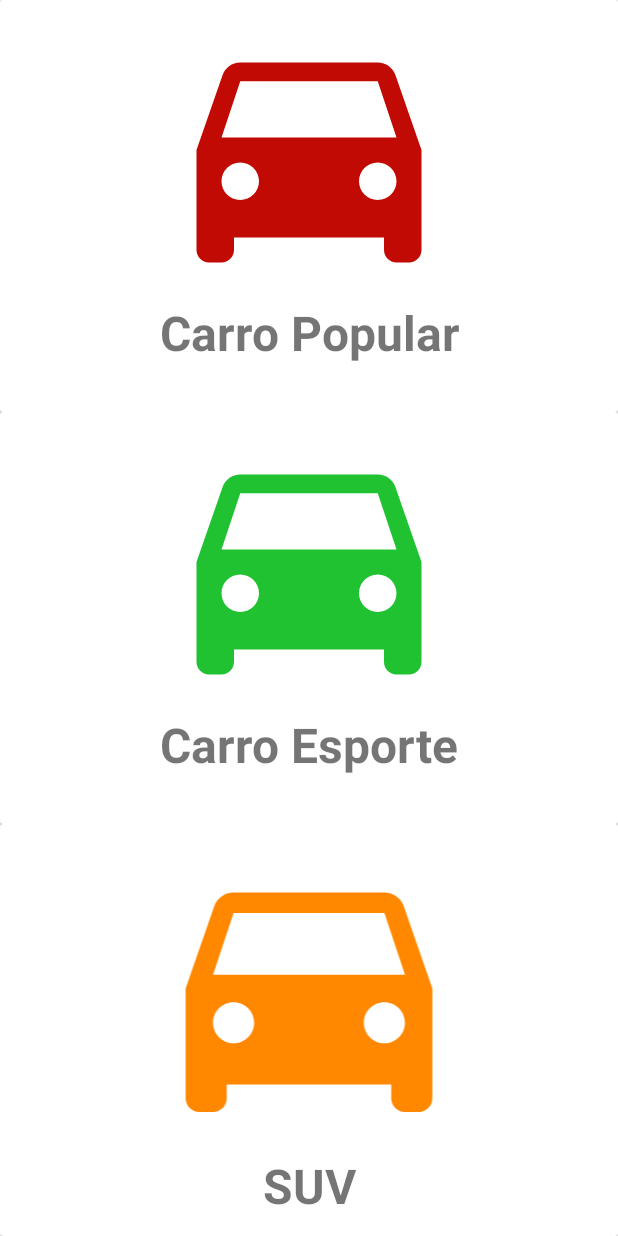
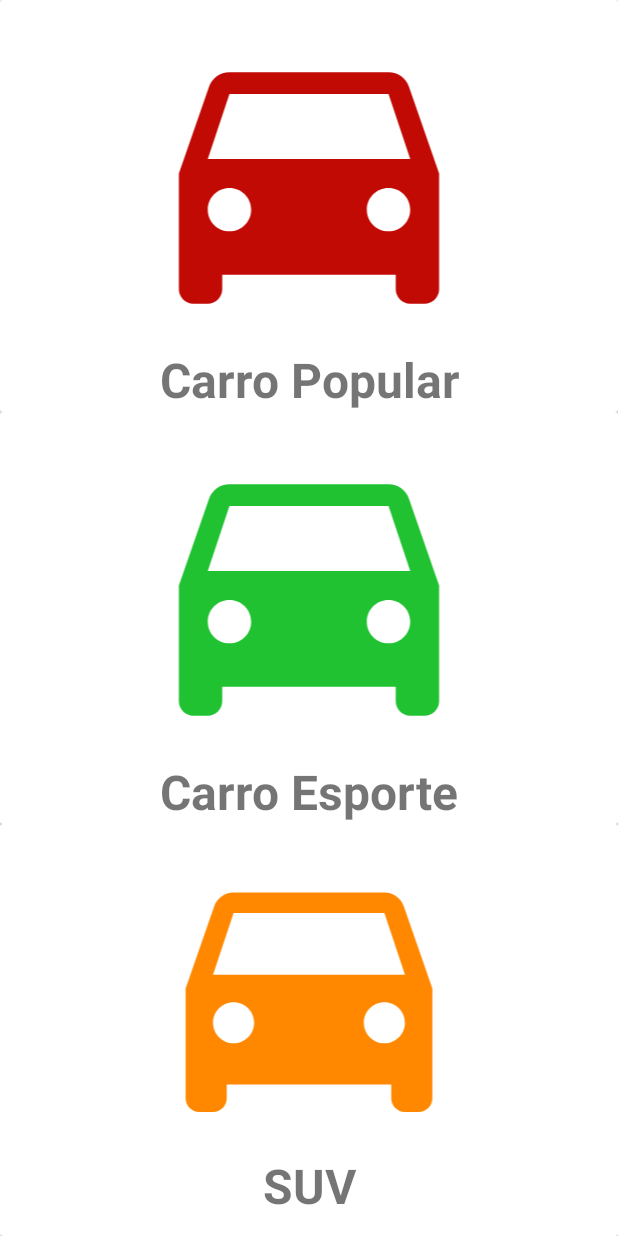
Before and after one commit to joavilati/Design_Patterns, an Android app: the AluguelCarrosActivity screen opened directly, with no data from a screen before it, on a phone screen of 412 x 824 dp. Run offline under Robolectric (Android 15) with nearby library versions, the phone set to English and light mode, and no system bars.

Commit message:
refac(all): fix layout of activity_aluguel_carros.xml, fix order and logic of Locadora.java.

```diff
--- a/app/src/main/java/com/example/design_patterns/template_method/locadoras/Loucarros.java
+++ b/app/src/main/java/com/example/design_patterns/template_method/locadoras/Loucarros.java
@@ -6,7 +6,8 @@ import java.io.Serializable;
 import java.util.Random;
 
 public class Loucarros extends Locadora implements Serializable {
-    private double PrecoQueOGerenteMalucoDecidiuColocarComBaseNasVozesDaSuaCabeca = 8000.0;
+    private double PrecoQueOGerenteDecidiuColocarComBaseNasVozesDaSuaCabeca =
+            100.0 + (10000.0 - 100.0) * new Random().nextDouble();
     private double diasLuaEmSaturno = 50.0;
     private double sorte = -1;
 
@@ -16,7 +17,7 @@ public class Loucarros extends Locadora implements Serializable {
 
     @Override
     protected double getValorFranquiaBase() {
-        return PrecoQueOGerenteMalucoDecidiuColocarComBaseNasVozesDaSuaCabeca;
+        return PrecoQueOGerenteDecidiuColocarComBaseNasVozesDaSuaCabeca;
     }
 
     @Override
--- a/app/src/main/res/layout/activity_aluguel_carros.xml
+++ b/app/src/main/res/layout/activity_aluguel_carros.xml
@@ -22,17 +22,18 @@
             <ImageView
                 android:id="@+id/iv_carro_popular"
                 android:layout_width="match_parent"
-                android:layout_height="200dp"
+                android:layout_height="0dp"
                 android:src="@drawable/ic_car_red"
                 app:layout_constraintEnd_toEndOf="parent"
                 app:layout_constraintStart_toStartOf="parent"
-                app:layout_constraintTop_toTopOf="parent" />
+                app:layout_constraintTop_toTopOf="parent"
+                app:layout_constraintBottom_toTopOf="@+id/tv_carro_popular"/>
 
             <TextView
                 android:id="@+id/tv_carro_popular"
                 style="@style/TextViewTipoCarro"
                 android:layout_width="match_parent"
-                android:layout_height="0dp"
+                android:layout_height="wrap_content"
                 android:text="@string/carro_popular"
                 app:layout_constraintBottom_toBottomOf="parent"
                 app:layout_constraintEnd_toEndOf="parent"
@@ -58,17 +59,18 @@
             <ImageView
                 android:id="@+id/iv_carro_esporte"
                 android:layout_width="match_parent"
-                android:layout_height="200dp"
+                android:layout_height="0dp"
                 android:src="@drawable/ic_car_green"
                 app:layout_constraintEnd_toEndOf="parent"
                 app:layout_constraintStart_toStartOf="parent"
-                app:layout_constraintTop_toTopOf="parent" />
+                app:layout_constraintTop_toTopOf="parent"
+                app:layout_constraintBottom_toTopOf="@id/tv_carro_esporte"/>
 
             <TextView
                 android:id="@+id/tv_carro_esporte"
                 style="@style/TextViewTipoCarro"
                 android:layout_width="match_parent"
-                android:layout_height="0dp"
+                android:layout_height="wrap_content"
                 android:text="@string/carro_esporte"
                 app:layout_constraintBottom_toBottomOf="parent"
                 app:layout_constraintEnd_toEndOf="parent"
--- a/build.gradle
+++ b/build.gradle
@@ -5,7 +5,7 @@ buildscript {
         jcenter()
     }
     dependencies {
-        classpath "com.android.tools.build:gradle:4.0.0"
+        classpath 'com.android.tools.build:gradle:4.1.0'
 
         // NOTE: Do not place your application dependencies here; they belong
         // in the individual module build.gradle files
```
Also changed, not shown: app/src/main/java/com/example/design_patterns/template_method/ContratoActivity.java (+6 -9 lines), app/src/main/java/com/example/design_patterns/template_method/locadoras/Locadora.java (+16 -13 lines), gradle/wrapper/gradle-wrapper.properties.
